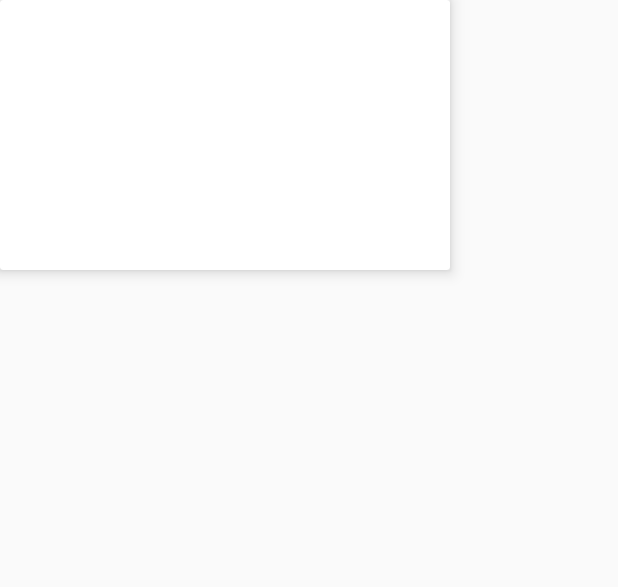
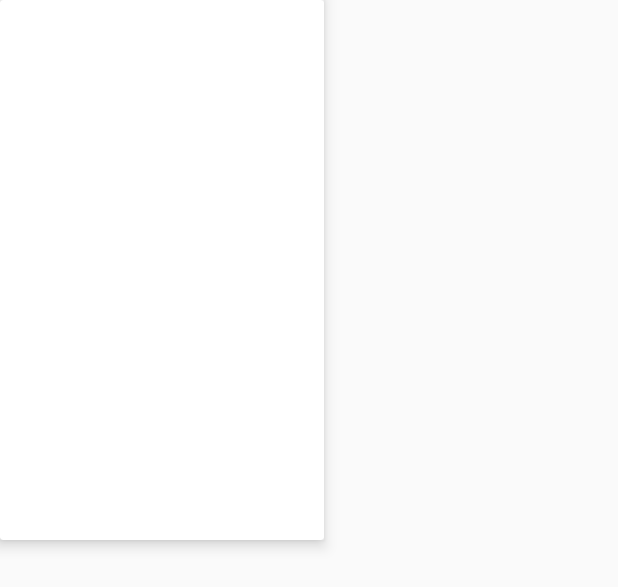
Before and after one commit to karrel84/SunStudyEnglish, an Android app: the layout item_memorize.xml on its own in the app's theme, with its tools: preview values and no code run, on a phone screen of 412 x 824 dp. Shown: the top 587 px of the screen. Run offline under Robolectric (Android 15) with nearby library versions, the phone set to English and light mode, and no system bars; plain views replace FlipCardView.

Commit message:
단어 외우기 화면  - 카드의 외곽 테두리 적용  - 카드 크기 변경(1.666 : 1)

```diff
--- a/app/src/main/res/drawable/shape_card_back.xml
+++ b/app/src/main/res/drawable/shape_card_back.xml
@@ -7,5 +7,5 @@
 
     <stroke
         android:color="#000"
-        android:dashWidth="3px" />
+        android:width="2px" />
 </shape>
--- a/app/src/main/res/drawable/shape_card_front.xml
+++ b/app/src/main/res/drawable/shape_card_front.xml
@@ -6,6 +6,6 @@
     <solid android:color="#25B1DF" />
 
     <stroke
-        android:color="#000"
-        android:dashWidth="3px" />
+        android:width="2px"
+        android:color="#000" />
 </shape>
--- a/app/src/main/res/layout/item_card_word.xml
+++ b/app/src/main/res/layout/item_card_word.xml
@@ -5,6 +5,7 @@
     <TextView
         android:id="@+id/text"
         android:layout_width="match_parent"
+        android:layout_margin="16dp"
         android:layout_height="match_parent"
         android:background="@drawable/shape_card_front"
         android:gravity="center"
--- a/app/src/main/res/layout/item_card_word_mean.xml
+++ b/app/src/main/res/layout/item_card_word_mean.xml
@@ -6,6 +6,7 @@
         android:id="@+id/text"
         android:layout_width="match_parent"
         android:layout_height="match_parent"
+        android:layout_margin="16dp"
         android:background="@drawable/shape_card_back"
         android:gravity="center"
         android:textColor="#0225B7"
--- a/app/src/main/res/layout/item_memorize.xml
+++ b/app/src/main/res/layout/item_memorize.xml
@@ -5,8 +5,8 @@
 
     <flipview.com.karrel.flipcardview.view.FlipCardView
         android:id="@+id/flipCard"
-        android:layout_width="300dp"
-        android:layout_height="180dp"
+        android:layout_width="216dp"
+        android:layout_height="360dp"
         android:background="@color/transparent"
         android:translationZ="4dp"
         app:layout_constraintBottom_toBottomOf="parent"
```
